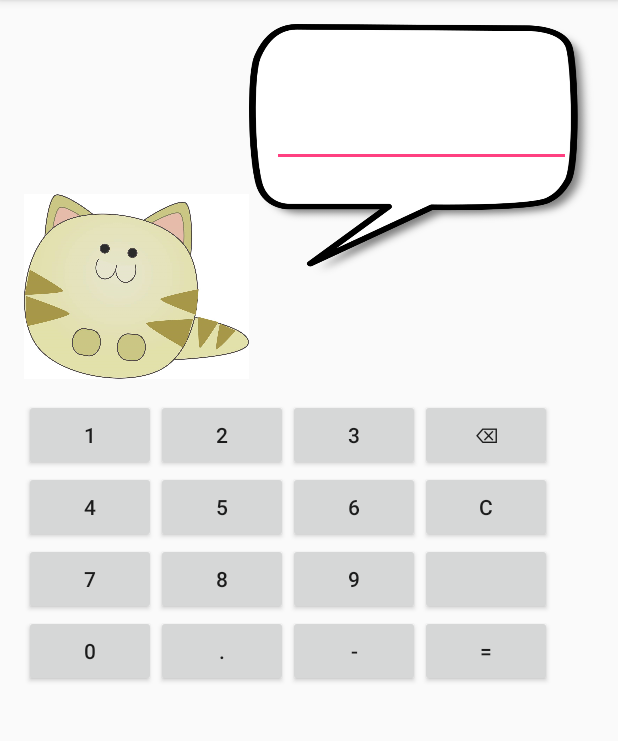
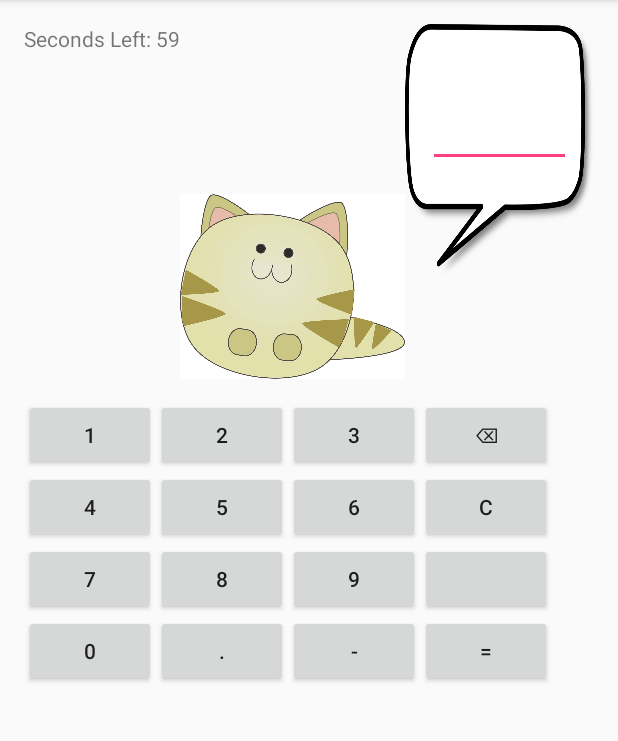
Before and after one commit to JC626/MathForKids, an Android app: the QuestionActivity screen opened directly, with no data from a screen before it, on a phone screen of 412 x 824 dp, the part 84-825 px from its top. Run offline under Robolectric (Android 15) with nearby library versions, the phone set to English and light mode, and no system bars; 2 statements that could not run were skipped.

Commit message:
Put image timer.

```diff
--- a/app/src/main/AndroidManifest.xml
+++ b/app/src/main/AndroidManifest.xml
@@ -18,10 +18,6 @@
         <activity android:name=".QuestionActivity" />
         <activity android:name=".SettingsActivity" />
         <activity android:name=".Score" />
-        <activity
-            android:name=".AcheivementActivity"
-            android:label="@string/title_activity_acheivement"
-            android:theme="@style/AppTheme.NoActionBar"></activity>
     </application>
 
 </manifest>
--- a/app/src/main/java/com/welovekids/mathforkids/QuestionActivity.java
+++ b/app/src/main/java/com/welovekids/mathforkids/QuestionActivity.java
@@ -1,5 +1,6 @@
 package com.welovekids.mathforkids;
 
+import android.os.CountDownTimer;
 import android.os.Handler;
 import android.support.v7.app.AppCompatActivity;
 import android.os.Bundle;
@@ -70,7 +71,6 @@ public class QuestionActivity extends AppCompatActivity {
             public void onClick(View v) {
                 boolean ans=Controller.solve(answer.getText().toString());
                 final ImageView solved = (ImageView) findViewById(R.id.solved);
-                // To fix
 
                 if(ans== true){
                   solved.setImageResource(R.drawable.right);
@@ -183,6 +183,25 @@ public class QuestionActivity extends AppCompatActivity {
                 answer.append(c);
             }
         });
+
+        final TextView timer = getTimer();
+
+        new CountDownTimer(60000, 1000) {
+
+            public void onTick(long millisUntilFinished) {
+               timer.setText("Seconds Left: " + millisUntilFinished / 1000);
+                //here you can have your logic to set text to edittext
+            }
+
+            public void onFinish() {
+                timer.setText("Done!");
+            }
+
+        }.start();
+    }
+
+    public TextView getTimer(){
+        return (TextView) findViewById(R.id.timer);
     }
 
     public Button getButton0(){
--- a/app/src/main/res/layout/activity_question.xml
+++ b/app/src/main/res/layout/activity_question.xml
@@ -12,7 +12,10 @@
         android:layout_width="match_parent"
         android:layout_height="wrap_content"
         android:orientation="horizontal">
-
+        <TextView android:id="@+id/timer"
+            android:layout_width="wrap_content"
+            android:layout_height="wrap_content"
+            android:text="Hello"/>
 
         <ImageView
             android:layout_marginTop="100dp"
```
